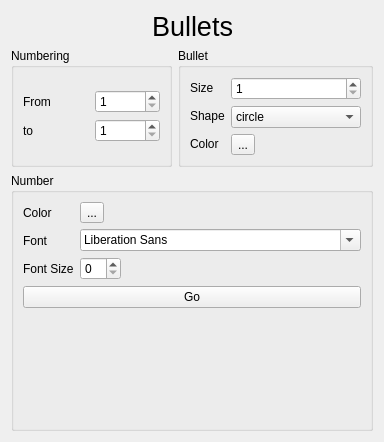
This is sources/Forms/formnumberedbullets.ui in jose94752/ClipEdit as Qt 5 draws it before an edit. The edited form follows.
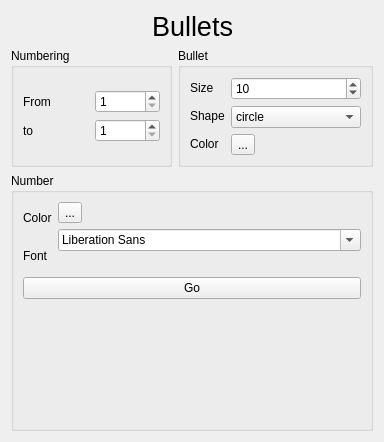
This is the edited form. Custom widgets are drawn as their Qt base class.

The edit to the form file:
```diff
--- a/sources/Forms/formnumberedbullets.ui
+++ b/sources/Forms/formnumberedbullets.ui
@@ -163,6 +163,9 @@
                   <property name="minimum">
                    <number>1</number>
                   </property>
+                  <property name="value">
+                   <number>10</number>
+                  </property>
                  </widget>
                 </item>
                 <item>
@@ -224,13 +227,6 @@
                 </property>
                </widget>
               </item>
-              <item>
-               <widget class="QLabel" name="label_FontSize">
-                <property name="text">
-                 <string>Font Size</string>
-                </property>
-               </widget>
-              </item>
              </layout>
             </item>
             <item>
@@ -247,9 +243,6 @@
               </item>
               <item>
                <layout class="QHBoxLayout" name="horizontalLayout_4">
-                <item>
-                 <widget class="QSpinBox" name="spinBox_FontSize"/>
-                </item>
                 <item>
                  <spacer name="horizontalSpacer_3">
                   <property name="orientation">
```
